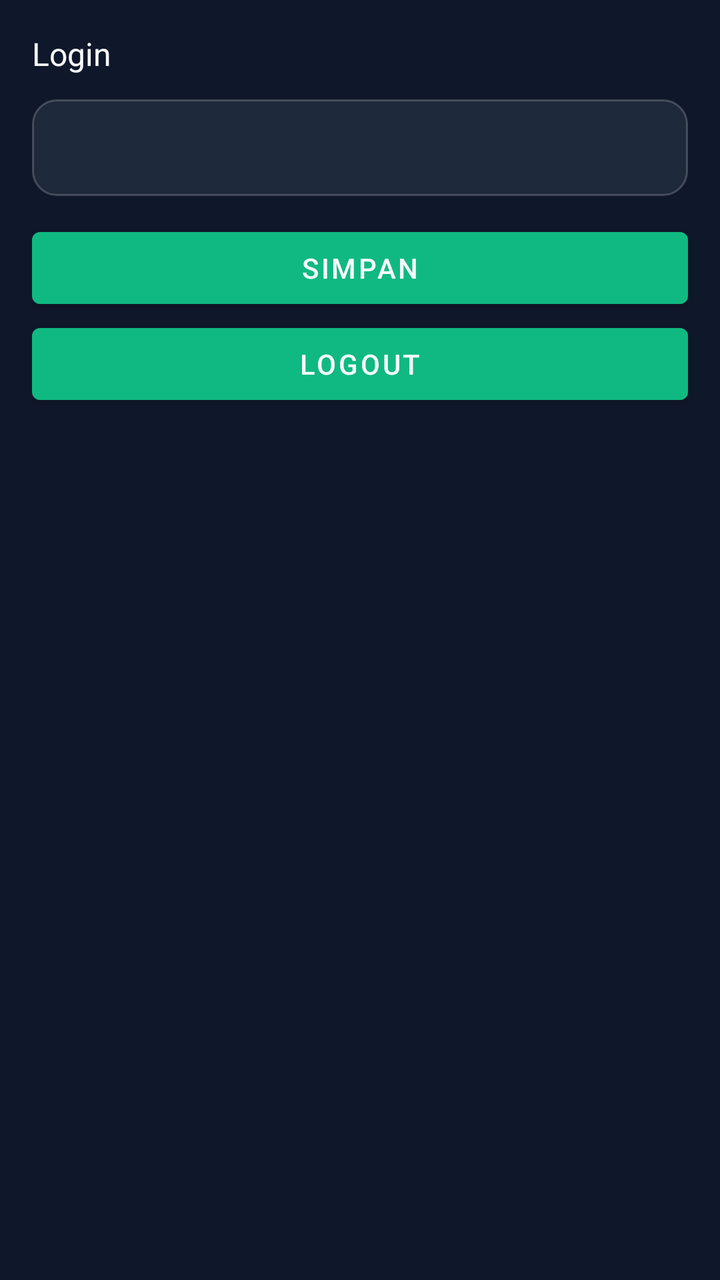
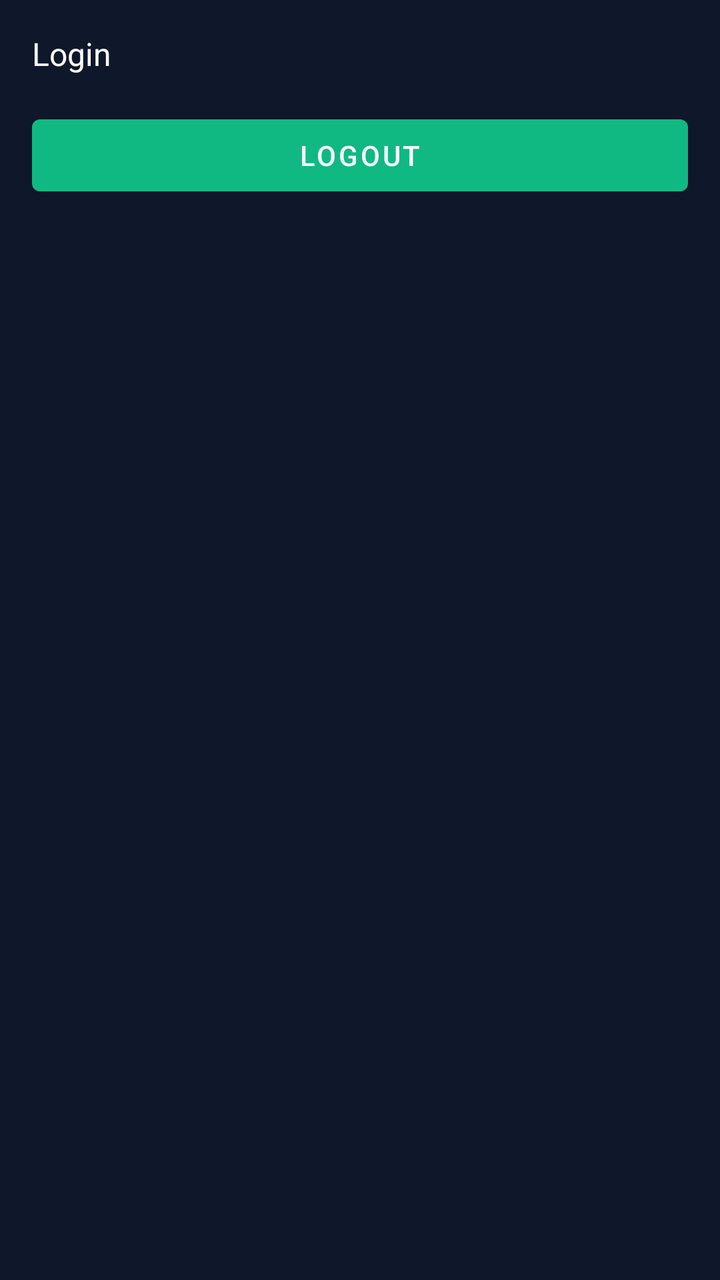

Two renders of the same Android screen: before a commit and after it. Below are the layout's source before the change and the commit's diff.
<!-- AndroidManifest.xml: application theme Theme.YadPipeline -->
<!-- res/layout/activity_admin.xml -->
<?xml version="1.0" encoding="utf-8"?>
<LinearLayout xmlns:android="http://schemas.android.com/apk/res/android"
    android:layout_width="match_parent" android:layout_height="match_parent"
    android:orientation="vertical" android:background="@color/bg" android:padding="16dp">
    <TextView android:id="@+id/tvAdminUser" android:layout_width="match_parent"
        android:layout_height="wrap_content" android:text="Login" android:textColor="@color/text" android:textSize="16sp"/>
    <EditText android:id="@+id/etManualToken" android:layout_width="match_parent"
        android:layout_height="wrap_content" android:layout_marginTop="12dp"
        android:textColor="@color/text" android:background="@drawable/card_bg" android:padding="12dp"/>
    <com.google.android.material.button.MaterialButton android:id="@+id/btnSaveToken"
        android:layout_width="match_parent" android:layout_height="wrap_content"
        android:layout_marginTop="12dp" android:text="Simpan"/>
    <com.google.android.material.button.MaterialButton android:id="@+id/btnLogout"
        android:layout_width="match_parent" android:layout_height="wrap_content" android:text="Logout"/>
</LinearLayout>
<!-- resources referenced by this layout -->
<resources>
  <color name="bg">#0F172A</color>
  <color name="text">#F8FAFC</color>
  <!-- drawable card_bg (drawable) -->
  <shape xmlns:android="http://schemas.android.com/apk/res/android">
      <solid android:color="@color/card"/>
      <corners android:radius="12dp"/>
      <stroke android:width="1dp" android:color="#33FFFFFF"/>
  </shape>
  <style name="Theme.YadPipeline" parent="Theme.MaterialComponents.DayNight.NoActionBar">
          <item name="colorPrimary">@color/accent</item>
          <item name="colorOnPrimary">@color/text</item>
          <item name="android:windowBackground">@color/bg</item>
          <item name="android:textColor">@color/text</item>
      </style>
  <color name="card">#1E293B</color>
  <color name="accent">#10B981</color>
</resources>

<!-- the commit's change to res/layout/activity_admin.xml (unified diff, before → after) -->
@@ -4,12 +4,7 @@
     android:orientation="vertical" android:background="@color/bg" android:padding="16dp">
     <TextView android:id="@+id/tvAdminUser" android:layout_width="match_parent"
         android:layout_height="wrap_content" android:text="Login" android:textColor="@color/text" android:textSize="16sp"/>
-    <EditText android:id="@+id/etManualToken" android:layout_width="match_parent"
-        android:layout_height="wrap_content" android:layout_marginTop="12dp"
-        android:textColor="@color/text" android:background="@drawable/card_bg" android:padding="12dp"/>
-    <com.google.android.material.button.MaterialButton android:id="@+id/btnSaveToken"
+    <com.google.android.material.button.MaterialButton android:id="@+id/btnLogout"
         android:layout_width="match_parent" android:layout_height="wrap_content"
-        android:layout_marginTop="12dp" android:text="Simpan"/>
-    <com.google.android.material.button.MaterialButton android:id="@+id/btnLogout"
-        android:layout_width="match_parent" android:layout_height="wrap_content" android:text="Logout"/>
+        android:layout_marginTop="16dp" android:text="Logout"/>
 </LinearLayout>
<!-- resource entries referenced after the edit -->
@@ -2,19 +2,12 @@
 <resources>
   <color name="bg">#0F172A</color>
   <color name="text">#F8FAFC</color>
-  <!-- drawable card_bg (drawable) -->
-  <shape xmlns:android="http://schemas.android.com/apk/res/android">
-      <solid android:color="@color/card"/>
-      <corners android:radius="12dp"/>
-      <stroke android:width="1dp" android:color="#33FFFFFF"/>
-  </shape>
   <style name="Theme.YadPipeline" parent="Theme.MaterialComponents.DayNight.NoActionBar">
           <item name="colorPrimary">@color/accent</item>
           <item name="colorOnPrimary">@color/text</item>
           <item name="android:windowBackground">@color/bg</item>
           <item name="android:textColor">@color/text</item>
       </style>
-  <color name="card">#1E293B</color>
   <color name="accent">#10B981</color>
 </resources>
 
